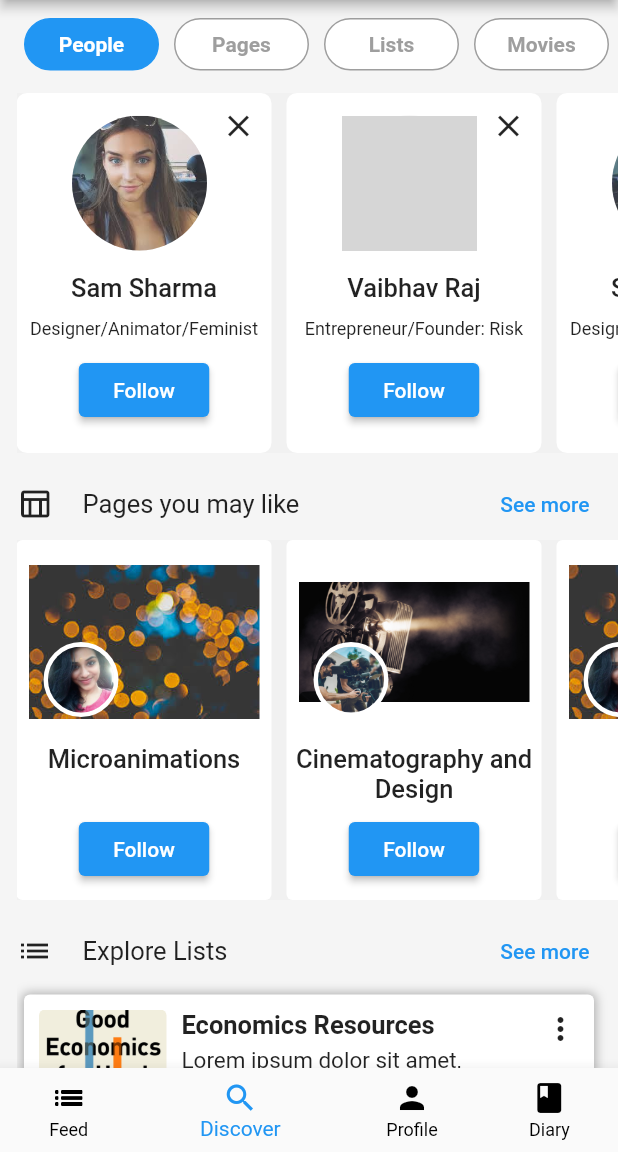
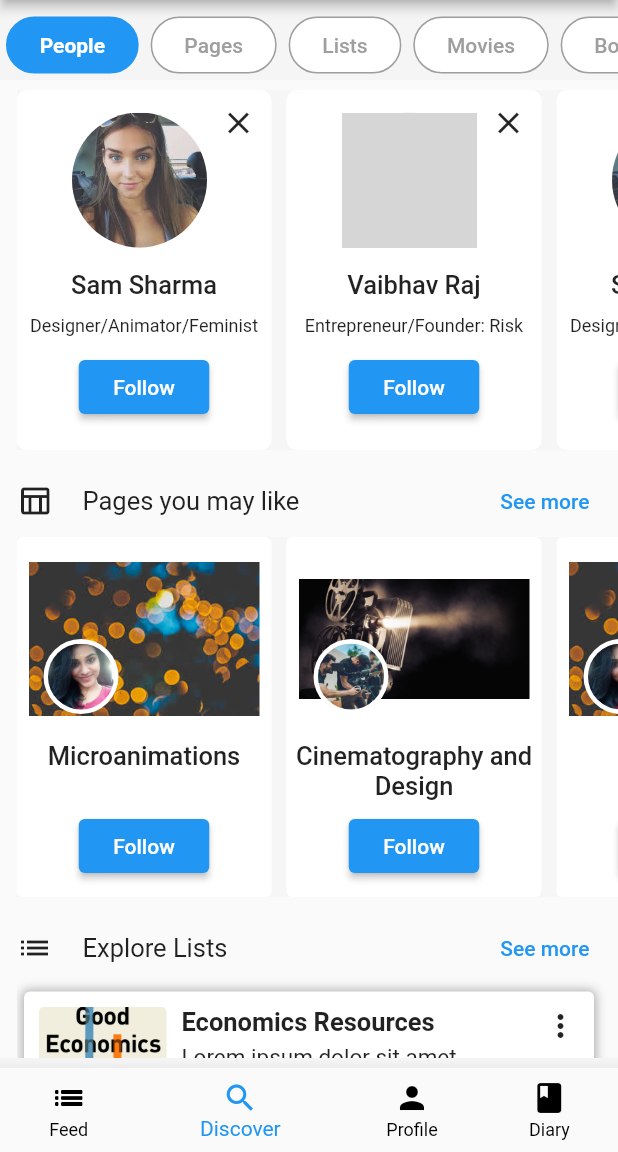
Before and after one commit to SatyanarayanPrashar/treeved_assignment, a Flutter app: the screen it shows after launch, on a phone screen of 412 x 824 dp, the part 84-1236 px from its top. Run offline on Flutter 3.47's test engine with Material 2 defaults, Android fonts, the phone set to English and light mode, and no system bars; drawn by our look-alikes of buttons_tabbar; our stand-ins replace google_fonts; grey boxes are pictures that could not be loaded.

Commit message:
tabbar done

```diff
--- /dev/null
+++ b/lib/Screens/DiscoverPage.dart
@@ -0,0 +1,72 @@
+import 'package:buttons_tabbar/buttons_tabbar.dart';
+import 'package:flutter/material.dart';
+import 'package:treeved_assignment/Screens/peopleScreen.dart';
+
+class DiscoverPage extends StatelessWidget {
+  const DiscoverPage({super.key});
+
+  @override
+  Widget build(BuildContext context) {
+    return Scaffold(
+      backgroundColor: const Color.fromARGB(255, 245, 245, 245),
+      appBar: AppBar(
+        elevation: 3,
+        backgroundColor: Colors.white,
+        title: const Text(
+          "Discover",
+          style: TextStyle(fontWeight: FontWeight.w500, color: Colors.black),
+        ),
+        actions: const [Icon(Icons.search)],
+      ),
+      body: SafeArea(
+        child: Padding(
+          padding: const EdgeInsets.fromLTRB(0, 7, 0, 7),
+          child: DefaultTabController(
+            length: 5,
+            child: Column(
+              children: <Widget>[
+                ButtonsTabBar(
+                  backgroundColor: Colors.blue,
+                  unselectedBackgroundColor: Colors.white,
+                  borderWidth: 1,
+                  unselectedBorderColor: Colors.grey,
+                  borderColor: Colors.blue,
+                  radius: 100,
+                  unselectedLabelStyle: const TextStyle(color: Colors.grey),
+                  labelStyle: const TextStyle(
+                      color: Colors.white, fontWeight: FontWeight.bold),
+                  tabs: const [
+                    Tab(text: "     People     "),
+                    Tab(text: "     Pages     "),
+                    Tab(text: "     Lists     "),
+                    Tab(text: "     Movies     "),
+                    Tab(text: "     Book     "),
+                  ],
+                ),
+                const Expanded(
+                  child: TabBarView(
+                    children: [
+                      PeopleScreen(),
+                      Center(
+                        child: Icon(Icons.table_chart_outlined),
+                      ),
+                      Center(
+                        child: Icon(Icons.list),
+                      ),
+                      Center(
+                        child: Icon(Icons.local_movies_outlined),
+                      ),
+                      Center(
+                        child: Icon(Icons.book_sharp),
+                      ),
+                    ],
+                  ),
+                ),
+              ],
+            ),
+          ),
+        ),
+      ),
+    );
+  }
+}
--- a/lib/Screens/homePage.dart
+++ b/lib/Screens/homePage.dart
@@ -1,5 +1,5 @@
 import 'package:flutter/material.dart';
-import 'package:treeved_assignment/Screens/discover.dart';
+import 'package:treeved_assignment/Screens/DiscoverPage.dart';
 
 class HomePage extends StatefulWidget {
   const HomePage({super.key});
@@ -13,7 +13,7 @@ class _HomePageState extends State<HomePage> {
   final screens = [
     Center(child: Text("feed")),
     DiscoverPage(),
-    Center(child: Text("Peofile")),
+    Center(child: Text("Profile")),
     Center(child: Text("diary")),
   ];
 
--- a/lib/Screens/discover.dart
+++ b/lib/Screens/peopleScreen.dart
@@ -1,19 +1,19 @@
 import 'package:flutter/material.dart';
 import 'package:google_fonts/google_fonts.dart';
-import 'package:treeved_assignment/Screens/peopleTAB.dart';
+import 'package:treeved_assignment/Screens/WidgetpeopleScreen.dart';
 
-class DiscoverPage extends StatefulWidget {
-  const DiscoverPage({super.key});
+class PeopleScreen extends StatefulWidget {
+  const PeopleScreen({super.key});
 
   @override
-  State<DiscoverPage> createState() => _DiscoverPageState();
+  State<PeopleScreen> createState() => _PeopleScreenState();
 }
 
 List<String> tabs = ["People", "Pages", "Lists", "Movies", "Books", "Art"];
 
 int current = 0;
 
-class _DiscoverPageState extends State<DiscoverPage> {
+class _PeopleScreenState extends State<PeopleScreen> {
   // int _selectedIndex = 0;
 
   // void _onItemTapped(int index) {
@@ -25,17 +25,6 @@ class _DiscoverPageState extends State<DiscoverPage> {
   @override
   Widget build(BuildContext context) {
     return Scaffold(
-      backgroundColor: const Color.fromARGB(255, 245, 245, 245),
-      appBar: AppBar(
-        elevation: 3,
-        backgroundColor: Colors.white,
-        title: const Text(
-          "Discover",
-          style: TextStyle(fontWeight: FontWeight.w500, color: Colors.black),
-        ),
-        actions: const [Icon(Icons.search)],
-      ),
-      //
       body: Padding(
         padding: const EdgeInsets.only(left: 11),
         child: SingleChildScrollView(
@@ -43,45 +32,7 @@ class _DiscoverPageState extends State<DiscoverPage> {
           child: Column(
             children: [
               const SizedBox(height: 7),
-              SizedBox(
-                height: 45,
-                child: ListView.builder(
-                  scrollDirection: Axis.horizontal,
-                  itemCount: tabs.length,
-                  physics: const BouncingScrollPhysics(),
-                  itemBuilder: (context, index) {
-                    return GestureDetector(
-                      onTap: () {
-                        setState(() {
-                          current = index;
-                        });
-                      },
-                      child: Container(
-                        margin: const EdgeInsets.all(5),
-                        width: 90,
-                        decoration: BoxDecoration(
-                          color: current == index ? Colors.blue : Colors.white,
-                          borderRadius: BorderRadius.circular(20),
-                          border: Border.all(
-                            color: current == index ? Colors.blue : Colors.grey,
-                          ),
-                        ),
-                        child: Center(
-                          child: Text(
-                            tabs[index],
-                            style: GoogleFonts.roboto(
-                              color:
-                                  current == index ? Colors.white : Colors.grey,
-                              fontWeight: FontWeight.w600,
-                            ),
-                          ),
-                        ),
-                      ),
-                    );
-                  },
-                ),
-              ),
-              const SizedBox(height: 10),
+              //
               Container(
                 color:
                     const Color.fromARGB(255, 209, 209, 209).withOpacity(0.1),
--- a/lib/main.dart
+++ b/lib/main.dart
@@ -1,8 +1,8 @@
 import 'package:flutter/cupertino.dart';
 import 'package:flutter/material.dart';
-import 'package:treeved_assignment/Screens/discover.dart';
+import 'package:treeved_assignment/Screens/peopleScreen.dart';
 import 'package:treeved_assignment/Screens/homePage.dart';
-import 'package:treeved_assignment/Screens/ss.dart';
+import 'package:treeved_assignment/Screens/DiscoverPage.dart';
 
 void main() {
   runApp(const MyApp());
--- a/pubspec.yaml
+++ b/pubspec.yaml
@@ -38,6 +38,7 @@ dependencies:
   cupertino_icons: ^1.0.2
   google_fonts: ^3.0.1
   url_launcher: ^6.1.5
+  buttons_tabbar: ^1.3.6
 
 dev_dependencies:
   flutter_test:
```
Also changed, not shown: lib/Screens/ss.dart (deleted, +0 -156 lines), lib/Screens/WidgetpeopleScreen.dart (renamed from lib/Screens/peopleTAB.dart), pubspec.lock.
